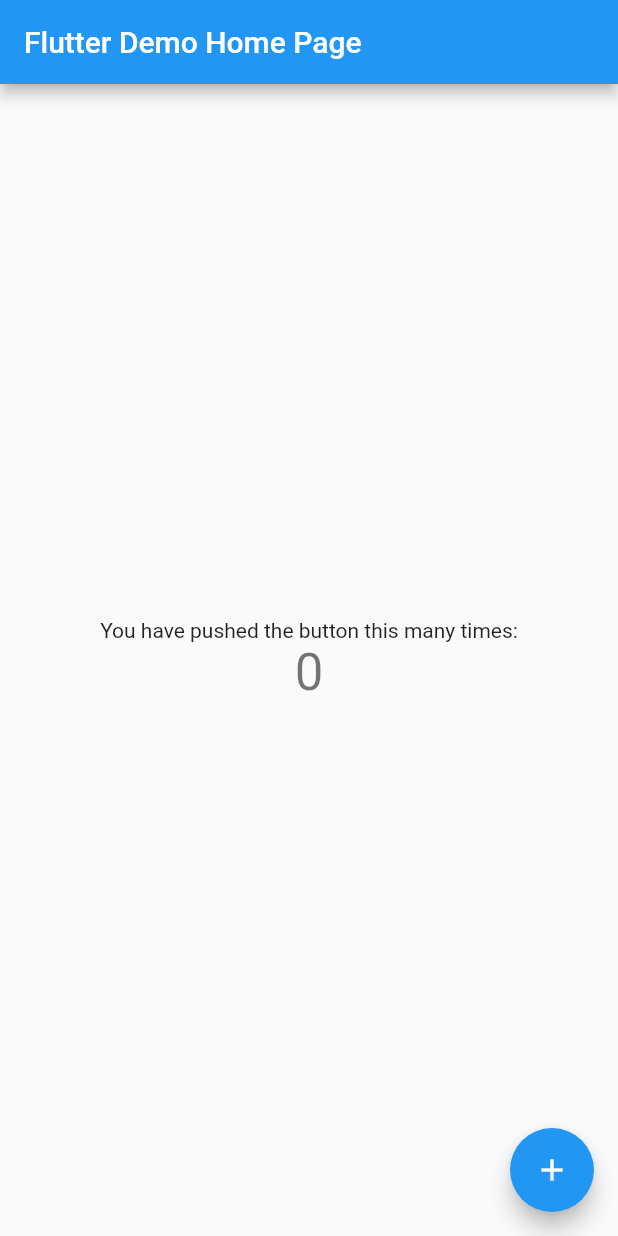
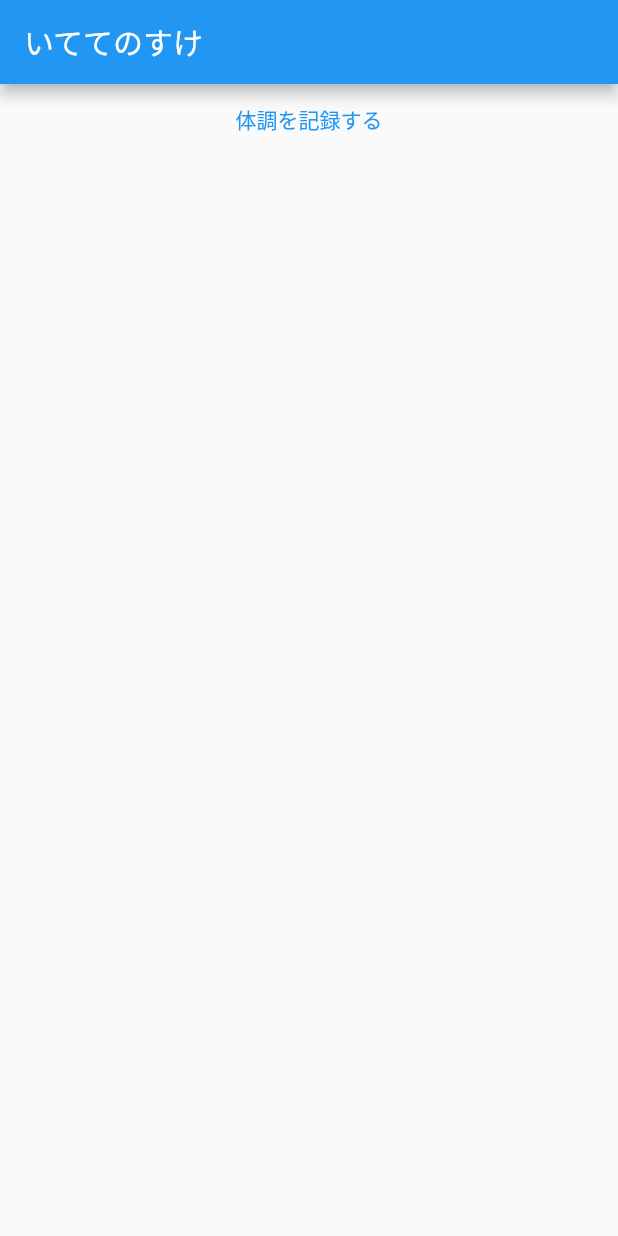
Before and after one commit to captain-blue210/itete_no_suke_flutter, a Flutter app: the screen it shows after launch, on a phone screen of 412 x 824 dp. Run offline on Flutter 3.47's test engine with Material 2 defaults, Android fonts, the phone set to English and light mode, and no system bars.

```diff
--- a/lib/main.dart
+++ b/lib/main.dart
@@ -1,4 +1,5 @@
 import 'package:flutter/material.dart';
+import 'package:itetenosukte_flutter/view/pages/home.dart';
 
 void main() {
   runApp(const MyApp());
@@ -24,92 +25,7 @@ class MyApp extends StatelessWidget {
         // is not restarted.
         primarySwatch: Colors.blue,
       ),
-      home: const MyHomePage(title: 'Flutter Demo Home Page'),
+      home: const Home(),
     );
   }
 }
-
-class MyHomePage extends StatefulWidget {
-  const MyHomePage({Key? key, required this.title}) : super(key: key);
-
-  // This widget is the home page of your application. It is stateful, meaning
-  // that it has a State object (defined below) that contains fields that affect
-  // how it looks.
-
-  // This class is the configuration for the state. It holds the values (in this
-  // case the title) provided by the parent (in this case the App widget) and
-  // used by the build method of the State. Fields in a Widget subclass are
-  // always marked "final".
-
-  final String title;
-
-  @override
-  State<MyHomePage> createState() => _MyHomePageState();
-}
-
-class _MyHomePageState extends State<MyHomePage> {
-  int _counter = 0;
-
-  void _incrementCounter() {
-    setState(() {
-      // This call to setState tells the Flutter framework that something has
-      // changed in this State, which causes it to rerun the build method below
-      // so that the display can reflect the updated values. If we changed
-      // _counter without calling setState(), then the build method would not be
-      // called again, and so nothing would appear to happen.
-      _counter++;
-    });
-  }
-
-  @override
-  Widget build(BuildContext context) {
-    // This method is rerun every time setState is called, for instance as done
-    // by the _incrementCounter method above.
-    //
-    // The Flutter framework has been optimized to make rerunning build methods
-    // fast, so that you can just rebuild anything that needs updating rather
-    // than having to individually change instances of widgets.
-    return Scaffold(
-      appBar: AppBar(
-        // Here we take the value from the MyHomePage object that was created by
-        // the App.build method, and use it to set our appbar title.
-        title: Text(widget.title),
-      ),
-      body: Center(
-        // Center is a layout widget. It takes a single child and positions it
-        // in the middle of the parent.
-        child: Column(
-          // Column is also a layout widget. It takes a list of children and
-          // arranges them vertically. By default, it sizes itself to fit its
-          // children horizontally, and tries to be as tall as its parent.
-          //
-          // Invoke "debug painting" (press "p" in the console, choose the
-          // "Toggle Debug Paint" action from the Flutter Inspector in Android
-          // Studio, or the "Toggle Debug Paint" command in Visual Studio Code)
-          // to see the wireframe for each widget.
-          //
-          // Column has various properties to control how it sizes itself and
-          // how it positions its children. Here we use mainAxisAlignment to
-          // center the children vertically; the main axis here is the vertical
-          // axis because Columns are vertical (the cross axis would be
-          // horizontal).
-          mainAxisAlignment: MainAxisAlignment.center,
-          children: <Widget>[
-            const Text(
-              'You have pushed the button this many times:',
-            ),
-            Text(
-              '$_counter',
-              style: Theme.of(context).textTheme.headline4,
-            ),
-          ],
-        ),
-      ),
-      floatingActionButton: FloatingActionButton(
-        onPressed: _incrementCounter,
-        tooltip: 'Increment',
-        child: const Icon(Icons.add),
-      ), // This trailing comma makes auto-formatting nicer for build methods.
-    );
-  }
-}
--- /dev/null
+++ b/lib/view/pages/home.dart
@@ -0,0 +1,28 @@
+import 'package:flutter/material.dart';
+import 'package:itetenosukte_flutter/view/pages/pain_record.dart';
+
+class Home extends StatelessWidget {
+  const Home({Key? key}) : super(key: key);
+
+  @override
+  Widget build(BuildContext context) {
+    return Scaffold(
+      appBar: AppBar(
+        title: const Text('いててのすけ'),
+      ),
+      body: Center(
+        child: ListView(
+          children: <Widget>[
+            TextButton(
+                onPressed: () => Navigator.push(
+                    context,
+                    MaterialPageRoute<void>(
+                      builder: (context) => const PainRecordPage(),
+                    )),
+                child: const Text('体調を記録する'))
+          ],
+        ),
+      ),
+    );
+  }
+}
```
Also changed, not shown: lib/view/pages/pain_record.dart (added, +24 -0 lines).
